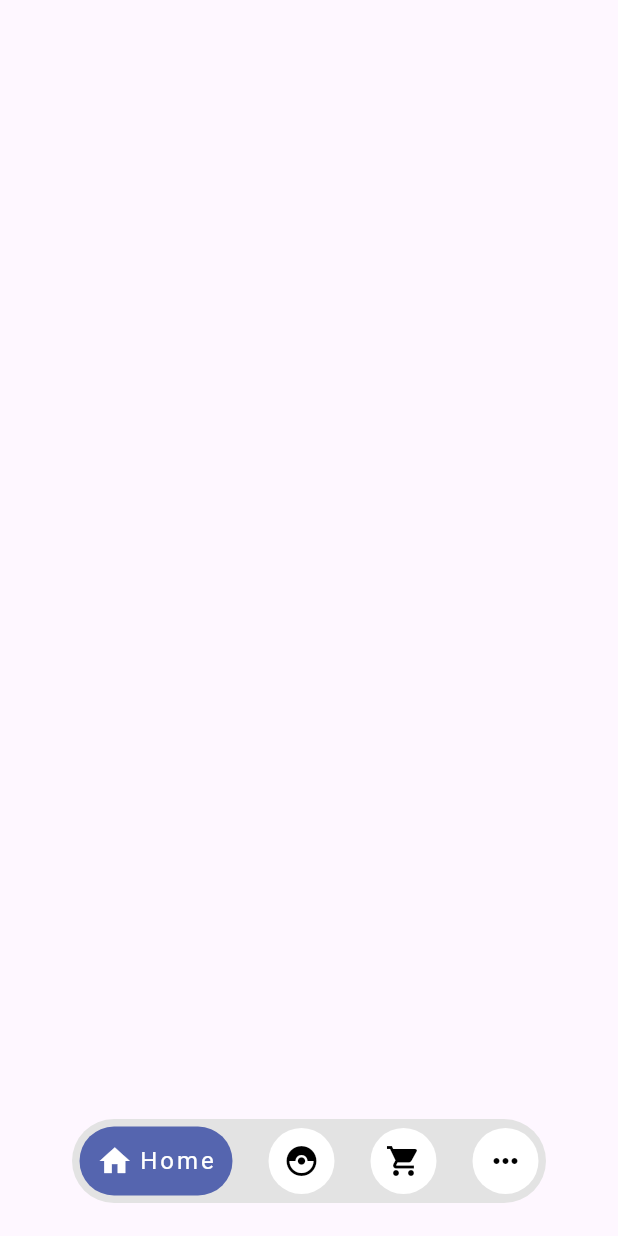
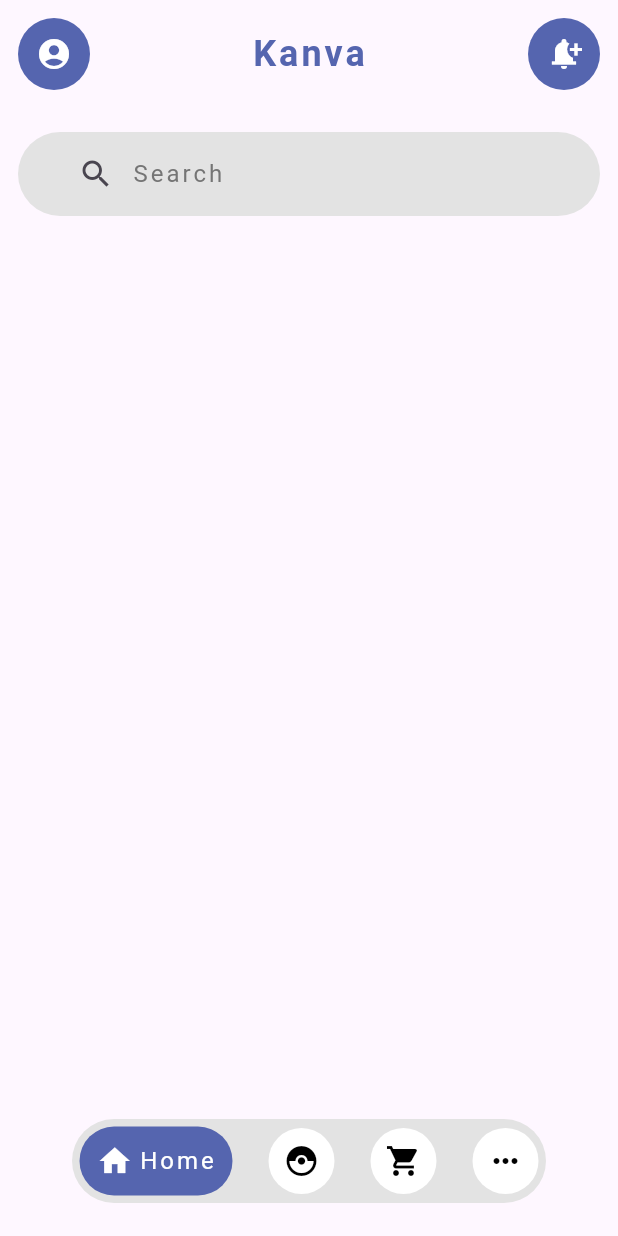
Before and after one commit to Gudi650/kanva, a Flutter app: the screen it shows after launch, on a phone screen of 412 x 824 dp. Run offline on Flutter 3.47's test engine with Material 3 defaults, Android fonts, the phone set to English and light mode, and no system bars; Roboto replaces fonts that are missing (Inknut Antiqua).

Commit message:
added the seach input field in the page
Co-authored-by: Copilot <copilot@github.com>

```diff
--- a/lib/pages/homepage.dart
+++ b/lib/pages/homepage.dart
@@ -12,7 +12,65 @@ class _HomepageState extends State<Homepage> {
   @override
   Widget build(BuildContext context) {
     return Scaffold(
-      body: SafeArea(child: Column(children: [])),
+      body: SafeArea(child: Column(children: [
+
+        Row(
+          mainAxisAlignment: MainAxisAlignment.spaceBetween,
+          children: [
+            Container(
+              height: 48,
+              width: 48,
+              margin: const EdgeInsets.all(12.0),
+              decoration: BoxDecoration(
+                shape: BoxShape.circle,
+                color: Color.fromRGBO(85, 101, 175, 1.0),
+              ),
+              child: const Icon(Icons.account_circle, color: Colors.white),
+            ),
+            Text('Kanva', style: TextStyle(fontSize: 24.0, fontWeight: FontWeight.bold, letterSpacing: 2.0, fontFamily: 'Inknut Antiqua', color: Color.fromRGBO(85, 101, 175, 1.0))),
+            Container(
+              height: 48,
+              width: 48,
+              margin: const EdgeInsets.all(12.0),
+              decoration: BoxDecoration(
+                shape: BoxShape.circle,
+                color: Color.fromRGBO(85, 101, 175, 1.0),
+              ),
+              child: const Icon(Icons.notification_add, color: Colors.white),
+            ),
+          ],
+        ),
+
+        SizedBox(height: 4.0),
+
+        Container(
+          height: 60,
+          margin: const EdgeInsets.all(12.0),
+          child: TextField(
+              decoration: InputDecoration(
+                labelText: "Search ",
+                labelStyle: TextStyle(color: Colors.grey[600], fontSize: 16.0, letterSpacing: 2.0, fontFamily: 'Inknut Antiqua'),
+                //hintText: "Type something...",
+                prefixIcon: Padding(
+                  padding: const EdgeInsets.only(left: 40.0, right: 8),
+                  child: Icon(Icons.search),
+                ),
+                filled:true,
+                fillColor: Color.fromRGBO(227, 227, 227, 1),
+                border: OutlineInputBorder(
+                  borderRadius: BorderRadius.circular(40.0),
+                  borderSide: BorderSide.none,
+                ),
+              ),
+          ),
+        ),
+
+
+
+        SizedBox(height: 10.0),
+
+
+      ])),
       bottomNavigationBar: const Navigation(),
     );
   }
```
